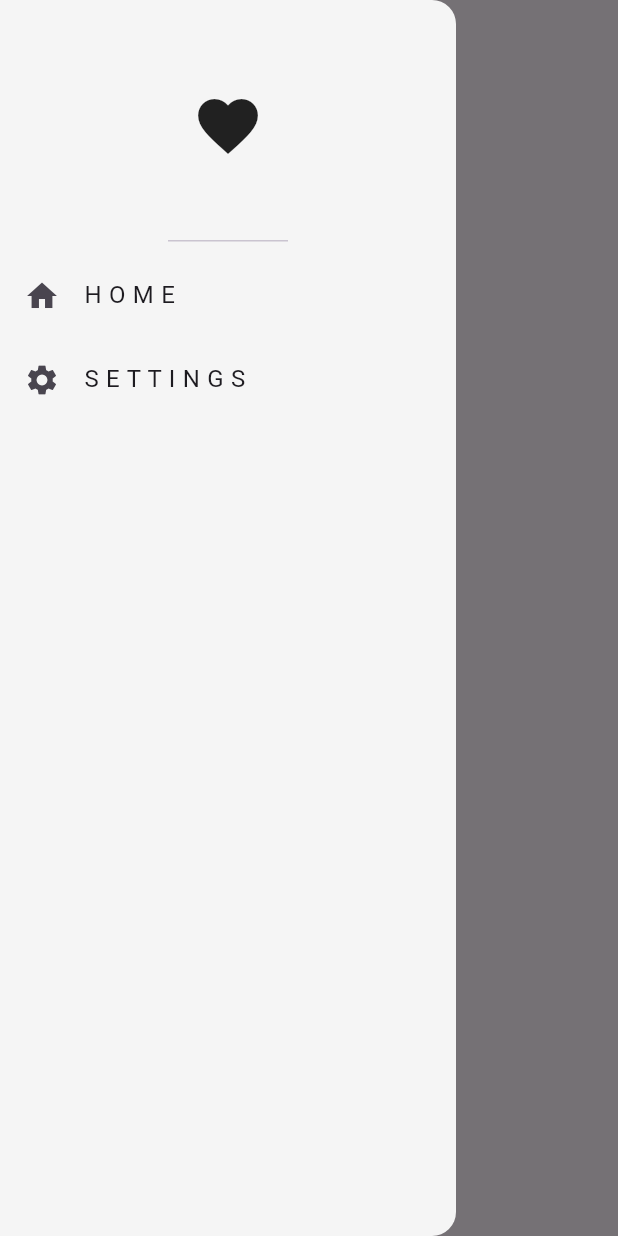
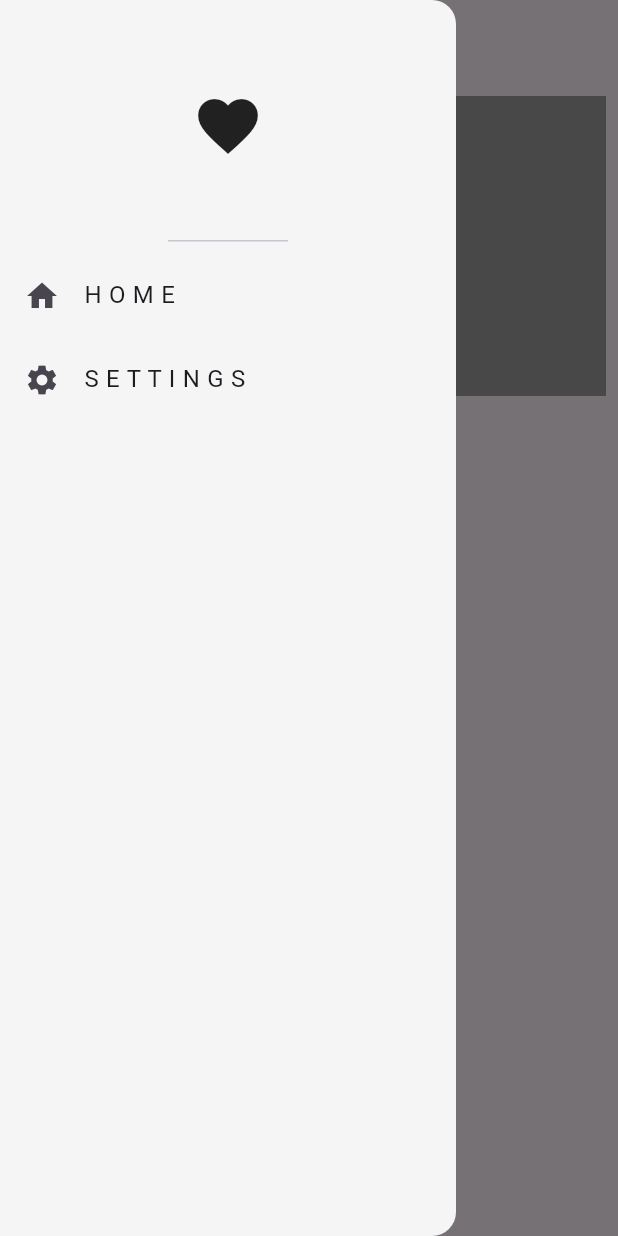
Before and after one commit to wdkp/Car_App, a Flutter app: the HomePage screen opened by its route, with the side drawer open, on a phone screen of 412 x 824 dp. Run offline on Flutter 3.47's test engine with Material 3 defaults, Android fonts, the phone set to English and light mode, and no system bars.

Commit message:
Started with home page

```diff
--- a/lib/pages/home_page.dart
+++ b/lib/pages/home_page.dart
@@ -8,6 +8,18 @@ class HomePage extends StatelessWidget {
   @override
   Widget build(BuildContext context) {
     return Scaffold(
+      body: ListView(
+        children: [
+          Padding(
+            padding: const EdgeInsets.all(8.0),
+            child: Container(height: 200,
+            color: Colors.grey),
+          ),
+        ],
+      ),
+
+
+
       appBar: AppBar(title: Text("Home Page")),
       drawer: Drawer(
         backgroundColor: Colors.grey[100],
```
